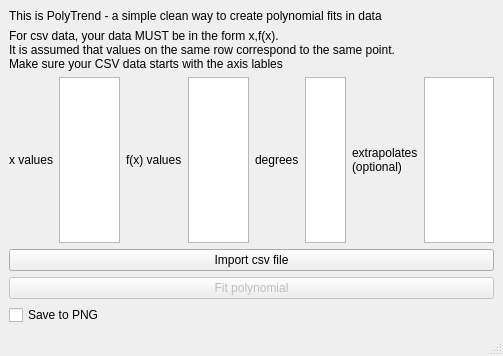
The window that gui/gui.ui (asiimwemmanuel/polytrend) describes before a commit, drawn with Qt 5.
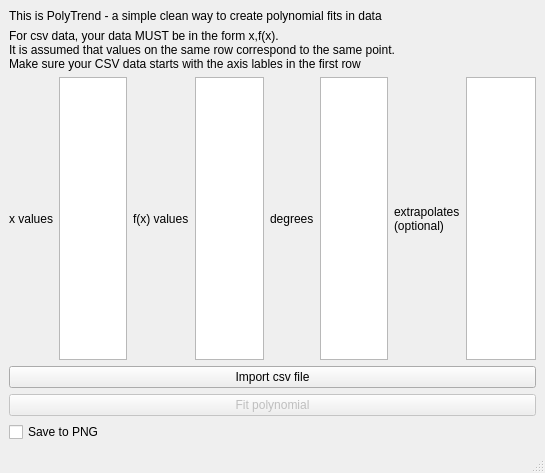
The same window after the commit.

```diff
--- a/gui/gui.ui
+++ b/gui/gui.ui
@@ -6,8 +6,8 @@
    <rect>
     <x>0</x>
     <y>0</y>
-    <width>398</width>
-    <height>356</height>
+    <width>545</width>
+    <height>473</height>
    </rect>
   </property>
   <property name="windowTitle">
@@ -27,7 +27,7 @@
       <property name="text">
        <string>For csv data, your data MUST be in the form x,f(x).
 It is assumed that values on the same row correspond to the same point.
-Make sure your CSV data starts with the axis lables</string>
+Make sure your CSV data starts with the axis lables in the first row</string>
       </property>
      </widget>
     </item>
```
